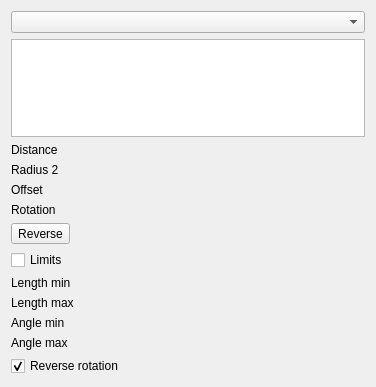
Above: src/Mod/Assembly/Gui/Resources/panels/TaskAssemblyCreateJoint.ui from southseact-3d/fcd before the change. Below: the same form after it.
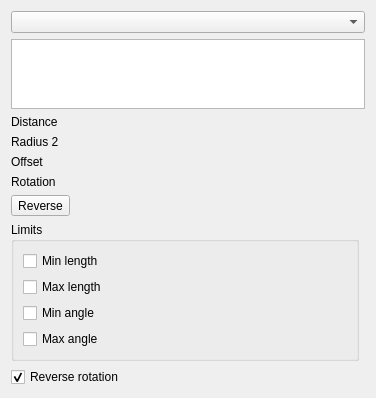
That is the form after the change. Icons and pictures are not drawn. Custom widgets are drawn as their Qt base class.

Commit message: Assembly: Limits: Set one checkbox for each limit.

```diff
--- a/src/Mod/Assembly/Gui/Resources/panels/TaskAssemblyCreateJoint.ui
+++ b/src/Mod/Assembly/Gui/Resources/panels/TaskAssemblyCreateJoint.ui
@@ -137,23 +137,22 @@
     </widget>
    </item>
    <item row="7" column="0">
-    <widget class="QCheckBox" name="LimitCheckbox">
-     <property name="text">
+    <widget class="QGroupBox" name="groupBox_limits">
+     <property name="title">
       <string>Limits</string>
      </property>
+     <layout class="QGridLayout" name="gridLayout_limits">
+      <item row="0" column="0">
+       <widget class="QCheckBox" name="limitCheckbox1">
+        <property name="text">
+         <string>Min length</string>
+        </property>
      <property name="checked">
       <bool>false</bool>
      </property>
     </widget>
    </item>
-   <item row="8" column="0">
-    <widget class="QLabel" name="limitLenMinSpinboxLabel">
-     <property name="text">
-      <string>Length min</string>
-     </property>
-    </widget>
-   </item>
-   <item row="8" column="1">
+      <item row="0" column="1">
     <widget class="Gui::QuantitySpinBox" name="limitLenMinSpinbox">
      <property name="sizePolicy">
       <sizepolicy hsizetype="Expanding" vsizetype="Fixed">
@@ -166,14 +165,17 @@
      </property>
     </widget>
    </item>
-   <item row="9" column="0">
-    <widget class="QLabel" name="limitLenMaxSpinboxLabel">
+      <item row="1" column="0">
+       <widget class="QCheckBox" name="limitCheckbox2">
      <property name="text">
-      <string>Length max</string>
+         <string>Max length</string>
+        </property>
+        <property name="checked">
+         <bool>false</bool>
      </property>
     </widget>
    </item>
-   <item row="9" column="1">
+      <item row="1" column="1">
     <widget class="Gui::QuantitySpinBox" name="limitLenMaxSpinbox">
      <property name="sizePolicy">
       <sizepolicy hsizetype="Expanding" vsizetype="Fixed">
@@ -186,14 +188,17 @@
      </property>
     </widget>
    </item>
-   <item row="10" column="0">
-    <widget class="QLabel" name="limitRotMinSpinboxLabel">
+      <item row="2" column="0">
+       <widget class="QCheckBox" name="limitCheckbox3">
      <property name="text">
-      <string>Angle min</string>
+         <string>Min angle</string>
+        </property>
+        <property name="checked">
+         <bool>false</bool>
      </property>
     </widget>
    </item>
-   <item row="10" column="1">
+      <item row="2" column="1">
     <widget class="Gui::QuantitySpinBox" name="limitRotMinSpinbox">
      <property name="sizePolicy">
       <sizepolicy hsizetype="Expanding" vsizetype="Fixed">
@@ -206,14 +211,17 @@
      </property>
     </widget>
    </item>
-   <item row="11" column="0">
-    <widget class="QLabel" name="limitRotMaxSpinboxLabel">
+      <item row="3" column="0">
+       <widget class="QCheckBox" name="limitCheckbox4">
      <property name="text">
-      <string>Angle max</string>
+         <string>Max angle</string>
+        </property>
+        <property name="checked">
+         <bool>false</bool>
      </property>
     </widget>
    </item>
-   <item row="11" column="1">
+      <item row="3" column="1">
     <widget class="Gui::QuantitySpinBox" name="limitRotMaxSpinbox">
      <property name="sizePolicy">
       <sizepolicy hsizetype="Expanding" vsizetype="Fixed">
@@ -226,7 +234,10 @@
      </property>
     </widget>
    </item>
-   <item row="12" column="0">
+     </layout>
+    </widget>
+   </item>
+   <item row="8" column="0">
     <widget class="QCheckBox" name="reverseRotCheckbox">
      <property name="text">
       <string>Reverse rotation</string>
```
Lines whose indentation alone changed are shown as unchanged. The commit also changes 2 other files.
